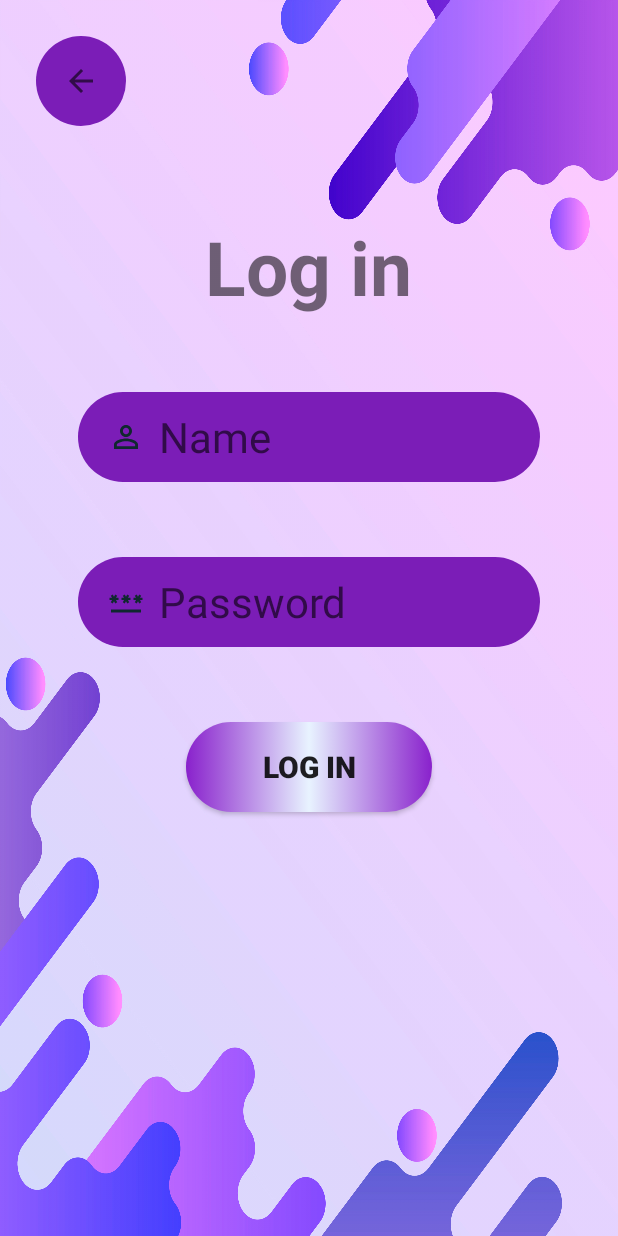
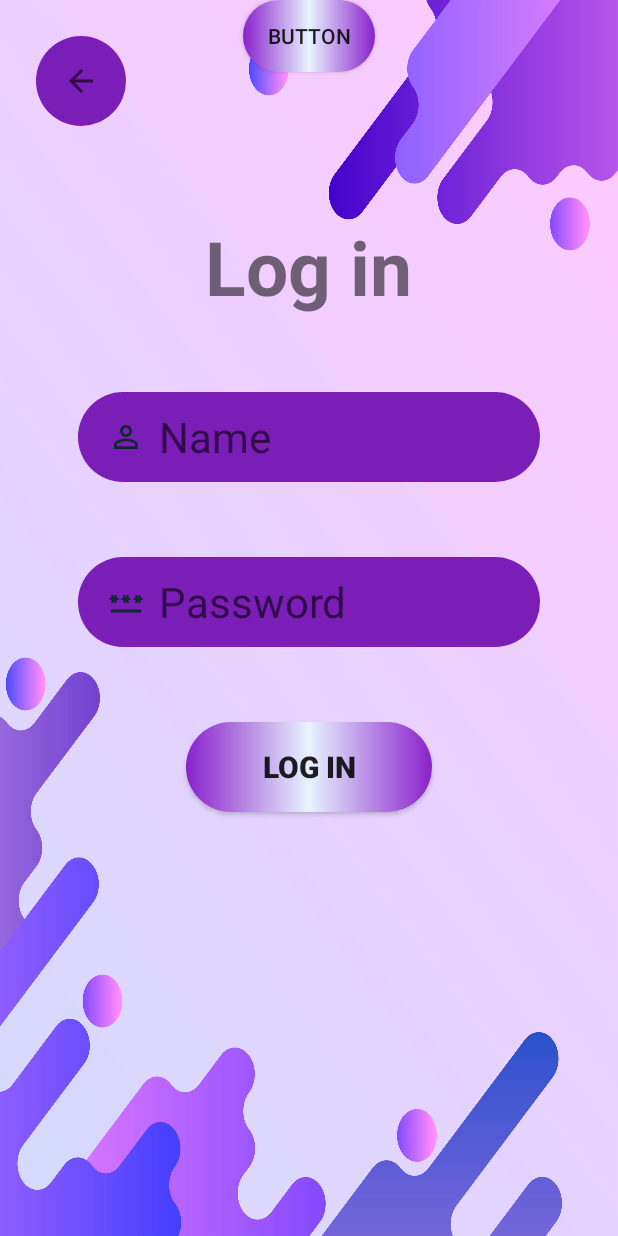
Before and after one commit to HauntedMilkshake/CurrencyExchange, an Android app: the LogIn screen opened directly, with no data from a screen before it, on a phone screen of 412 x 824 dp. Run offline under Robolectric (Android 15) with nearby library versions, the phone set to English and light mode, and no system bars.

```diff
--- a/app/src/main/res/layout/activity_log_in.xml
+++ b/app/src/main/res/layout/activity_log_in.xml
@@ -79,4 +79,14 @@
         app:layout_constraintTop_toTopOf="parent"
         app:srcCompat="?attr/actionModeCloseDrawable"
         tools:ignore="SpeakableTextPresentCheck" />
+
+    <Button
+        android:id="@+id/button"
+        android:layout_width="wrap_content"
+        android:layout_height="wrap_content"
+        android:text="Button"
+        android:background="@drawable/bt"
+        app:layout_constraintEnd_toEndOf="parent"
+        app:layout_constraintStart_toStartOf="parent"
+        tools:layout_editor_absoluteY="576dp" />
 </androidx.constraintlayout.widget.ConstraintLayout>
```
Also changed, not shown: app/src/main/java/currency/calculator/MyDatabaseHelper.java (+10 -8 lines), app/src/main/java/currency/calculator/SignUp.java (+13 -0 lines), 1 other file.
